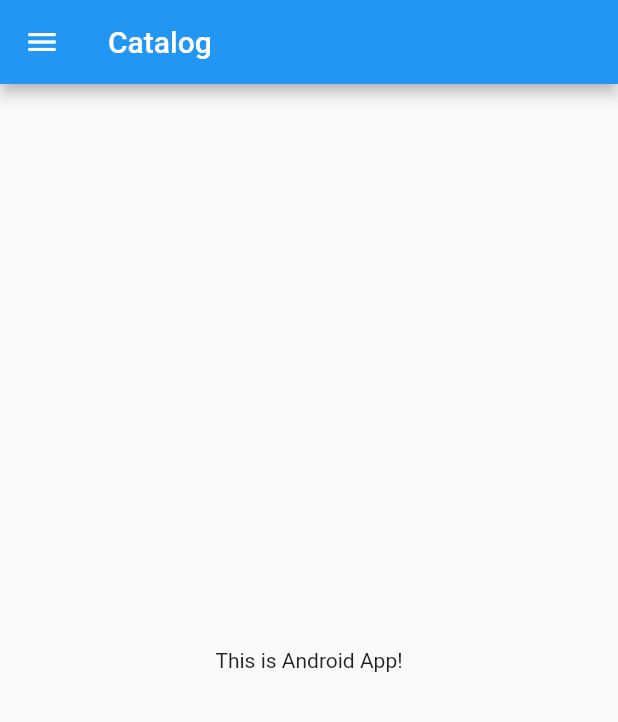
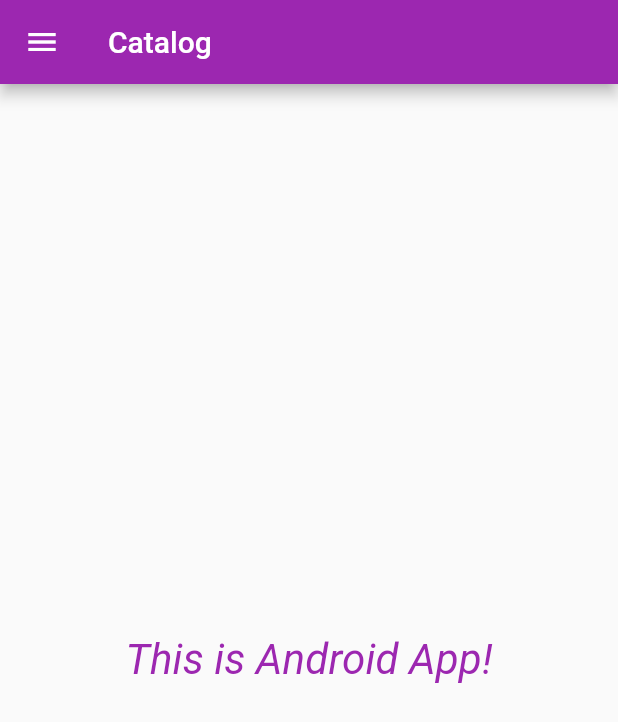
Before and after one commit to Abhishekkr3003/Catalog-App, a Flutter app: the screen it shows after launch, on a phone screen of 412 x 824 dp. Shown: the top 722 px of the screen. Run offline on Flutter 3.47's test engine with Material 2 defaults, Android fonts, the phone set to English and light mode, and no system bars.

Commit message:
complete day3

```diff
--- a/lib/main.dart
+++ b/lib/main.dart
@@ -1,6 +1,6 @@
 import 'package:flutter/material.dart';
-
-import 'HomePage.dart';
+import 'package:flutter_catalog/pages/loginPage.dart';
+import 'pages/HomePage.dart';
 
 void main(List<String> args) {
   runApp(MyApp());
@@ -10,7 +10,15 @@ class MyApp extends StatelessWidget {
   @override
   Widget build(BuildContext context) {
     return MaterialApp(
-      home: HomePage(),
+      debugShowCheckedModeBanner: false,
+      themeMode: ThemeMode.light,
+      theme: ThemeData(primarySwatch: Colors.purple),
+      darkTheme: ThemeData(brightness: Brightness.dark),
+      initialRoute: "/", // By default ye hi hota hai
+      routes: {
+        "/": (context) => HomePage(),
+        "/loginPage": (context) => LoginPage(),
+      },
     );
   }
 }
--- a/lib/HomePage.dart
+++ b/lib/pages/HomePage.dart
@@ -12,7 +12,14 @@ class HomePage extends StatelessWidget {
       drawer: Drawer(),
       body: Center(
         child: Container(
-          child: Text("This is $toBePrinted"),
+          child: Text(
+            "This is $toBePrinted",
+            style: TextStyle(
+              color: Colors.purple,
+              fontStyle: FontStyle.italic,
+            ),
+            textScaleFactor: 2.0,
+          ),
         ),
       ),
     );
--- /dev/null
+++ b/lib/pages/loginPage.dart
@@ -0,0 +1,12 @@
+import 'package:flutter/material.dart';
+
+class LoginPage extends StatelessWidget {
+  @override
+  Widget build(BuildContext context) {
+    return Material(
+      child: Center(
+        child: Text("Login Page"),
+      ),
+    );
+  }
+}
```
